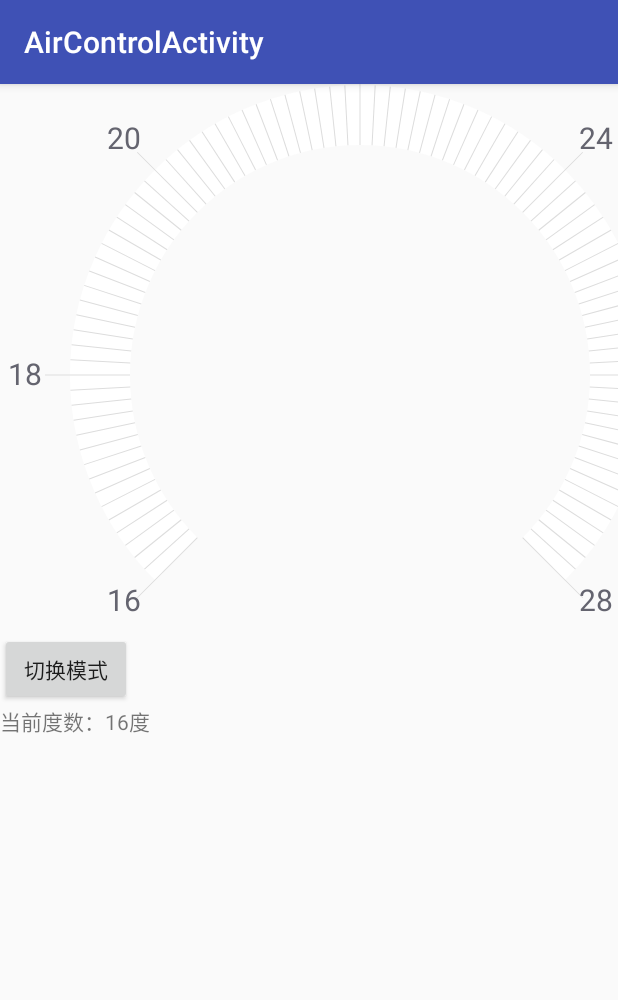
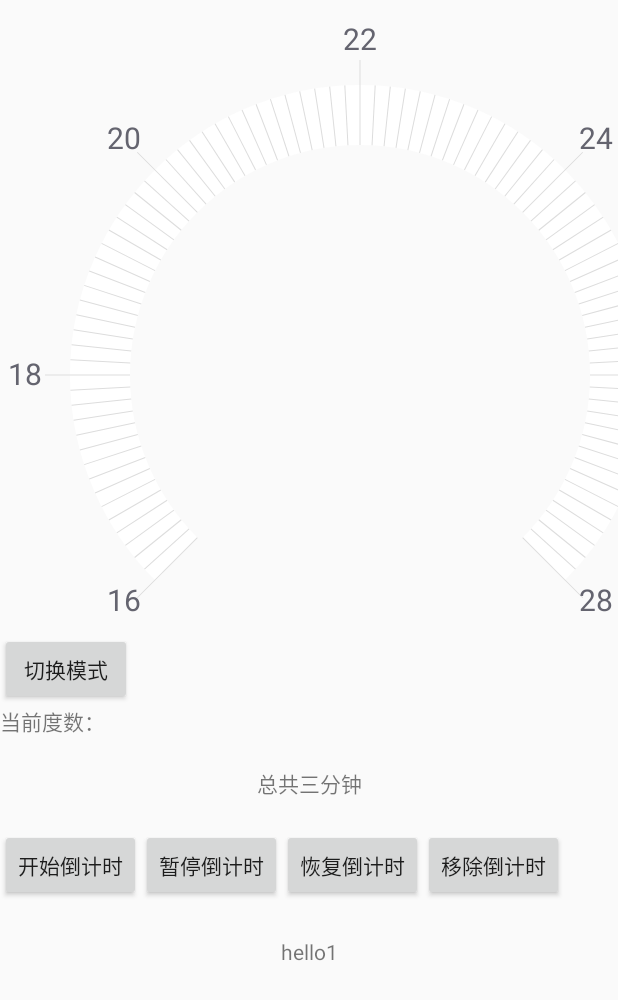
Before and after one commit to ZhangPeng0220/SmartHome, an Android app: the AirControlActivity screen opened directly, with no data from a screen before it, after a tap on "切换模式", on a phone screen of 412 x 824 dp. Shown: the top 1000 px of the screen. Run offline under Robolectric (Android 15) with nearby library versions, the phone set to English and light mode, and no system bars; libraries missing offline, so code that uses them is left out: com.bigkoo.pickerview.

Commit message:
给空调增加定时功能

```diff
--- a/app/build.gradle
+++ b/app/build.gradle
@@ -29,5 +29,7 @@ dependencies {
     compile 'com.android.support:appcompat-v7:24.1.1'
     compile 'com.android.support.constraint:constraint-layout:1.0.0-alpha5'
     compile 'com.android.support:design:24.1.1'
+    compile 'com.daidingkang:snapupcountdowntimerview:1.0.0'
+    compile 'com.bigkoo:pickerview:2.1.0'
     testCompile 'junit:junit:4.12'
 }
--- a/app/src/main/AndroidManifest.xml
+++ b/app/src/main/AndroidManifest.xml
@@ -1,5 +1,6 @@
 <?xml version="1.0" encoding="utf-8"?>
 <manifest xmlns:android="http://schemas.android.com/apk/res/android"
+    xmlns:tools="http://schemas.android.com/tools"
     package="com.zhangpeng.administrator.smarthome">
 
     <uses-permission android:name="android.permission.ACCESS_NETWORK_STATE" />
@@ -24,6 +25,7 @@
         android:allowBackup="true"
         android:icon="@mipmap/ic_launcher"
         android:label="智能家居"
+        tools:replace="name,icon,label,theme"
         android:supportsRtl="true"
         android:theme="@style/AppTheme">
         <activity
--- a/app/src/main/java/com/zhangpeng/administrator/smarthome/device/AirControlActivity.java
+++ b/app/src/main/java/com/zhangpeng/administrator/smarthome/device/AirControlActivity.java
@@ -1,6 +1,7 @@
 package com.zhangpeng.administrator.smarthome.device;
 
 import android.os.Bundle;
+import android.os.Handler;
 import android.support.design.widget.FloatingActionButton;
 import android.support.design.widget.Snackbar;
 import android.support.v7.app.AppCompatActivity;
@@ -8,39 +9,106 @@ import android.support.v7.widget.Toolbar;
 import android.view.View;
 import android.widget.Button;
 import android.widget.TextView;
+import android.widget.Toast;
 
+import com.bigkoo.pickerview.TimePickerView;
 import com.zhangpeng.administrator.smarthome.R;
+
+import java.text.SimpleDateFormat;
+import java.util.Date;
 
 public class AirControlActivity extends AppCompatActivity implements View.OnClickListener, AirMoveView.MoveInterface {
     private Button btnMode;
     private TextView tvValue;
     private AirMoveView moveView;
+    private DownTimer timer;
+    private TimePickerView pvTime;
+    private TextView text2;
     @Override
     protected void onCreate(Bundle savedInstanceState) {
         super.onCreate(savedInstanceState);
         setContentView(R.layout.air_control);
-        Toolbar toolbar = (Toolbar) findViewById(R.id.toolbar);
-        setSupportActionBar(toolbar);
         btnMode = (Button) findViewById(R.id.btn_mode);
         tvValue = (TextView) findViewById(R.id.tv_value);
         moveView = (AirMoveView) findViewById(R.id.move_view);
         moveView.setMoveInterface(this);
         btnMode.setOnClickListener(this);
+        final TextView tv_scend = (TextView) findViewById(R.id.text1);
+        text2 = (TextView) findViewById(R.id.text2);
+        tv_scend.setText("总共三分钟");
+        timer = new DownTimer();//实例化
+        timer.setTotalTime(3*60*1000);//设置毫秒数
+        timer.setIntervalTime(60*1000);//设置间隔数
+        timer.setTimerLiener(new DownTimer.TimeListener() {
+            @Override
+            public void onFinish() {
+                Toast.makeText(AirControlActivity.this, "完成倒计时", Toast.LENGTH_SHORT).show();
+                tv_scend.setText("点击设置时间");
+            }
+
+            @Override
+            public void onInterval(long remainTime) {
+                tv_scend.setText("还剩" + remainTime / 1000/60+"分钟就完成了");//剩余多少秒
+            }
+        });
     }
 
     int mode = 0;
     @Override
     public void onClick(View v) {
-        moveView.changeMode(mode);
-        if (mode == 0) {
-            mode = 1;
-        } else {
-            mode = 0;
+
+        switch (v.getId())
+        {
+            case R.id.start:
+                timer.start();
+                break;
+            case R.id.pause:
+                timer.pause();
+                break;
+            case R.id.cancel:
+                timer.cancel();
+                break;
+            case R.id.resume:
+                timer.resume();
+                break;
+            case R.id.text2:
+                choose();
+                break;
+            case R.id. move_view:
+                moveView.changeMode(mode);
+                if (mode == 0) {
+                    mode = 1;
+                } else {
+                    mode = 0;
+                }
+                break;
         }
     }
 
     @Override
     public void getCurrentDegrees(int degress) {
         tvValue.setText("当前度数：" + degress + "度");
+
+    }
+    public void choose(){
+        pvTime = new TimePickerView(this, TimePickerView.Type.HOURS_MINS);
+        //控制时间范围
+//        Calendar calendar = Calendar.getInstance();
+//        pvTime.setRange(calendar.get(Calendar.YEAR) - 20, calendar.get(Calendar.YEAR));//要在setTime 之前才有效果哦
+        pvTime.setTime(new Date());
+        pvTime.setCyclic(false);
+        pvTime.setCancelable(true);
+        pvTime.setOnTimeSelectListener(new TimePickerView.OnTimeSelectListener() {
+
+            @Override
+            public void onTimeSelect(Date date) {
+                text2.setText(getTime(date));
+            }
+        });
+        pvTime.show();
+    }
+    public static String getTime(Date date) {
+        SimpleDateFormat format = new SimpleDateFormat("yyyy-MM-dd HH:mm");
+        return format.format(date);
     }
 }
--- a/app/src/main/res/layout/air_control.xml
+++ b/app/src/main/res/layout/air_control.xml
@@ -1,27 +1,87 @@
 <?xml version="1.0" encoding="utf-8"?>
-<android.support.design.widget.CoordinatorLayout xmlns:android="http://schemas.android.com/apk/res/android"
-    xmlns:app="http://schemas.android.com/apk/res-auto"
-    xmlns:tools="http://schemas.android.com/tools"
+<LinearLayout xmlns:android="http://schemas.android.com/apk/res/android"
     android:layout_width="match_parent"
     android:layout_height="match_parent"
-    android:fitsSystemWindows="true"
-    tools:context="com.zhangpeng.administrator.smarthome.device.AirControlActivity">
+    android:orientation="vertical">
+    <com.zhangpeng.administrator.smarthome.device.AirMoveView
+        android:id="@+id/move_view"
+        android:layout_width="wrap_content"
+        android:layout_height="wrap_content"
+        android:layout_marginTop="10dp"/>
+    <Button
+        android:id="@+id/btn_mode"
+        android:layout_width="wrap_content"
+        android:layout_height="wrap_content"
+        android:text="切换模式" />
+    <TextView
+        android:id="@+id/tv_value"
+        android:layout_width="wrap_content"
+        android:layout_height="wrap_content"
+        android:text="当前度数："/>
+    <RelativeLayout xmlns:android="http://schemas.android.com/apk/res/android"
+        android:layout_width="match_parent"
+        android:layout_height="match_parent">
 
-    <android.support.design.widget.AppBarLayout
-        android:layout_width="match_parent"
-        android:layout_height="wrap_content"
-        android:theme="@style/AppTheme.AppBarOverlay">
-
-        <android.support.v7.widget.Toolbar
-            android:id="@+id/toolbar"
+        <TextView
+            android:padding="20dp"
+            android:gravity="center"
+            android:id="@+id/text1"
+            android:text="hello_world"
             android:layout_width="match_parent"
-            android:layout_height="?attr/actionBarSize"
-            android:background="?attr/colorPrimary"
-            app:popupTheme="@style/AppTheme.PopupOverlay" />
-
-    </android.support.design.widget.AppBarLayout>
-
-    <include layout="@layout/content_air_control" />
+            android:layout_height="wrap_content" />
 
 
-</android.support.design.widget.CoordinatorLayout>
+        <Button
+            android:id="@+id/start"
+            android:layout_below="@+id/text1"
+            android:text="开始倒计时"
+            android:onClick="onClick"
+            android:layout_width="wrap_content"
+            android:layout_height="wrap_content" />
+
+        <Button
+            android:layout_toRightOf="@+id/start"
+            android:layout_below="@+id/text1"
+            android:id="@+id/pause"
+            android:text="暂停倒计时"
+            android:onClick="onClick"
+            android:layout_width="wrap_content"
+            android:layout_height="wrap_content" />
+
+        <Button
+            android:id="@+id/resume"
+            android:layout_toRightOf="@+id/pause"
+            android:layout_below="@+id/text1"
+            android:text="恢复倒计时"
+            android:onClick="onClick"
+            android:layout_width="wrap_content"
+            android:layout_height="wrap_content" />
+
+        <Button
+            android:id="@+id/cancel"
+            android:layout_toRightOf="@+id/resume"
+            android:layout_below="@+id/text1"
+            android:text="移除倒计时"
+            android:onClick="onClick"
+            android:layout_width="wrap_content"
+            android:layout_height="wrap_content" />
+
+        <TextView
+
+            android:gravity="center"
+            android:id="@+id/text2"
+            android:text="hello1"
+            android:layout_width="match_parent"
+            android:layout_height="wrap_content"
+            android:onClick="onClick"
+            android:layout_below="@+id/cancel"
+            android:layout_alignParentStart="true"
+            android:layout_marginTop="24dp" />
+
+
+    </RelativeLayout>
+
+
+
+
+</LinearLayout>
--- a/app/src/main/res/layout/content_air_control.xml
+++ /dev/null
@@ -1,24 +0,0 @@
-<?xml version="1.0" encoding="utf-8"?>
-<LinearLayout xmlns:android="http://schemas.android.com/apk/res/android"
-    android:layout_width="match_parent"
-    android:layout_height="match_parent"
-    android:orientation="vertical">
-    <com.zhangpeng.administrator.smarthome.device.AirMoveView
-        android:id="@+id/move_view"
-        android:layout_width="wrap_content"
-        android:layout_height="wrap_content"
-        android:layout_marginTop="10dp"/>
-
-
-    <Button
-        android:id="@+id/btn_mode"
-        android:layout_width="wrap_content"
-        android:layout_height="wrap_content"
-        android:text="切换模式" />
-    <TextView
-        android:id="@+id/tv_value"
-        android:layout_width="wrap_content"
-        android:layout_height="wrap_content"
-        android:text="当前度数："/>
-
-</LinearLayout>
```
Also changed, not shown: app/src/main/java/com/zhangpeng/administrator/smarthome/device/DownTimer.java (added, +139 -0 lines).
